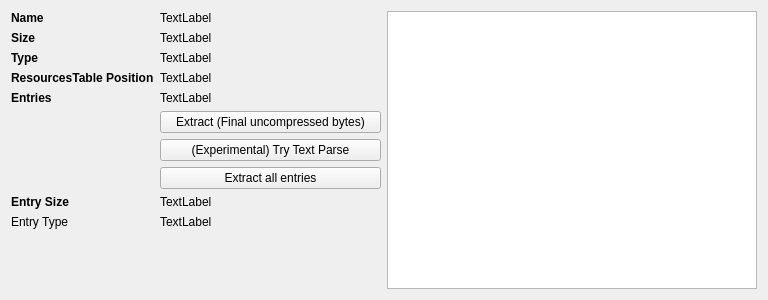
First picture: the form in POPToolset/FileViewerForm.ui, repository deiandrei/POPTools, before the edit.
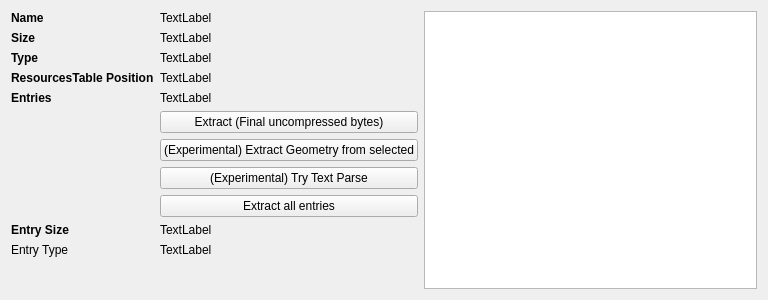
Second picture: the form after the edit.

```diff
--- a/POPToolset/FileViewerForm.ui
+++ b/POPToolset/FileViewerForm.ui
@@ -129,14 +129,14 @@
        </property>
       </widget>
      </item>
-     <item row="6" column="1">
+     <item row="7" column="1">
       <widget class="QPushButton" name="tryTextParse">
        <property name="text">
         <string>(Experimental) Try Text Parse</string>
        </property>
       </widget>
      </item>
-     <item row="8" column="0">
+     <item row="9" column="0">
       <widget class="QLabel" name="label_9">
        <property name="font">
         <font>
@@ -149,34 +149,41 @@
        </property>
       </widget>
      </item>
-     <item row="8" column="1">
+     <item row="9" column="1">
       <widget class="QLabel" name="entrySizeLabel">
        <property name="text">
         <string>TextLabel</string>
        </property>
       </widget>
      </item>
-     <item row="9" column="0">
+     <item row="10" column="0">
       <widget class="QLabel" name="label_10">
        <property name="text">
         <string>Entry Type</string>
        </property>
       </widget>
      </item>
-     <item row="9" column="1">
+     <item row="10" column="1">
       <widget class="QLabel" name="entryTypeLabel">
        <property name="text">
         <string>TextLabel</string>
        </property>
       </widget>
      </item>
-     <item row="7" column="1">
+     <item row="8" column="1">
       <widget class="QPushButton" name="extractEntries">
        <property name="text">
         <string>Extract all entries</string>
        </property>
       </widget>
      </item>
+     <item row="6" column="1">
+      <widget class="QPushButton" name="geometryExtractBtn">
+       <property name="text">
+        <string>(Experimental) Extract Geometry from selected</string>
+       </property>
+      </widget>
+     </item>
     </layout>
    </item>
    <item>
```
